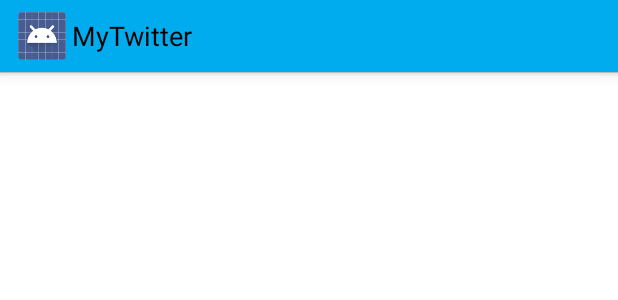
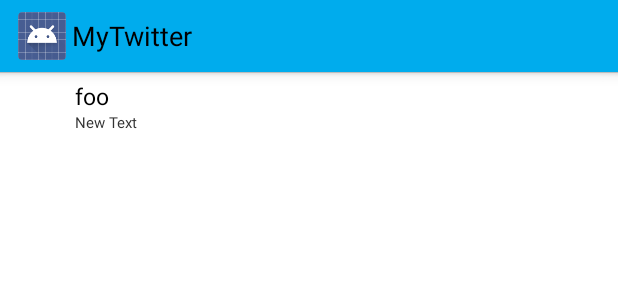
Before and after one commit to mydiemho/twitter-client, an Android app: the layout actionbar_compose.xml on its own in the app's theme, with its tools: preview values and no code run, on a phone screen of 412 x 824 dp. Shown: the top 300 px of the screen. Run offline under Robolectric (Android 15) with nearby library versions, the phone set to English and light mode, and no system bars.

Commit message:
tweak compose activity action bar

```diff
--- a/app/src/main/java/com/mho/mytwitter/activities/TimelineActivity.java
+++ b/app/src/main/java/com/mho/mytwitter/activities/TimelineActivity.java
@@ -71,7 +71,6 @@ public class TimelineActivity extends SherlockFragmentActivity {
 
         // Now setup the PullToRefreshLayout
         ActionBarPullToRefresh.from(this)
-//                .allChildrenArePullable()
                 .listener(new OnRefreshListener() {
                     @Override
                     public void onRefreshStarted(View view) {
--- a/app/src/main/res/layout/action_view_chars.xml
+++ b/app/src/main/res/layout/action_view_chars.xml
@@ -7,6 +7,7 @@
             android:id="@+id/tvCharsLeft"
             android:layout_width="wrap_content"
             android:layout_height="wrap_content"
+            android:layout_gravity="center"
             android:text="@string/label_max_chars"
             android:textColor="@android:color/darker_gray"/>
 </LinearLayout>
--- a/app/src/main/res/layout/action_view_tweet.xml
+++ b/app/src/main/res/layout/action_view_tweet.xml
@@ -8,7 +8,10 @@
             android:layout_width="wrap_content"
             android:layout_height="wrap_content"
             android:text="@string/action_button_tweet"
-            android:background="@color/twitter_timeline_action_bar_background"
+            android:layout_marginTop="5dp"
+            android:layout_marginBottom="5dp"
+            android:layout_marginRight="5dp"
+            android:background="@color/timeline_activity_action_bar_background"
             android:textColor="@color/tweet_button_text_color"
             android:layout_marginLeft="10dp"/>
 </LinearLayout>
--- a/app/src/main/res/layout/actionbar_compose.xml
+++ b/app/src/main/res/layout/actionbar_compose.xml
@@ -2,90 +2,45 @@
 <RelativeLayout xmlns:android="http://schemas.android.com/apk/res/android"
                 android:layout_width="match_parent"
                 android:layout_height="match_parent"
-                android:background="#ffffff"
+                android:background="@color/compose_activity_action_bar_background"
                 android:orientation="horizontal"
                 android:layout_gravity="fill_horizontal">
 
-    <!--<ImageView-->
-            <!--android:id="@+id/ivUserProfileImage"-->
-            <!--android:layout_width="48dp"-->
-            <!--android:layout_height="48dp"-->
-            <!--android:layout_alignParentLeft="true"-->
-            <!--android:layout_alignParentTop="true"-->
-            <!--android:layout_marginTop="10dp"/>-->
+    <ImageView
+            android:id="@+id/ivProfileImage"
+            android:layout_width="40dp"
+            android:layout_height="40dp"
+            android:layout_alignParentLeft="true"
+            android:layout_marginTop="5dp"
+            android:layout_alignParentTop="true" />
 
-    <!--&lt;!&ndash;<TextView&ndash;&gt;-->
-    <!--&lt;!&ndash;android:id="@+id/tvUsername"&ndash;&gt;-->
-    <!--&lt;!&ndash;android:layout_width="wrap_content"&ndash;&gt;-->
-    <!--&lt;!&ndash;android:layout_height="wrap_content"&ndash;&gt;-->
-    <!--&lt;!&ndash;android:text="@string/foo"&ndash;&gt;-->
-    <!--&lt;!&ndash;android:textSize="15sp"&ndash;&gt;-->
-    <!--&lt;!&ndash;android:layout_marginTop="10dp"&ndash;&gt;-->
-    <!--&lt;!&ndash;android:layout_marginLeft="10dp"&ndash;&gt;-->
-    <!--&lt;!&ndash;android:layout_alignTop="@+id/ivProfileImage"&ndash;&gt;-->
-    <!--&lt;!&ndash;android:layout_toRightOf="@+id/ivProfileImage"/>&ndash;&gt;-->
+    <LinearLayout
+            android:id="@+id/llNames"
+            android:orientation="vertical"
+            android:layout_width="wrap_content"
+            android:layout_height="wrap_content"
+            android:layout_marginLeft="10dp"
+            android:layout_marginTop="5dp"
+            android:layout_toRightOf="@id/ivProfileImage"
+            android:layout_alignParentTop="true">
 
-    <!--&lt;!&ndash;<TextView&ndash;&gt;-->
-    <!--&lt;!&ndash;android:id="@+id/tvUserScreenName"&ndash;&gt;-->
-    <!--&lt;!&ndash;android:layout_width="wrap_content"&ndash;&gt;-->
-    <!--&lt;!&ndash;android:layout_height="wrap_content"&ndash;&gt;-->
-    <!--&lt;!&ndash;android:text="New Text"&ndash;&gt;-->
-    <!--&lt;!&ndash;android:textColor="@android:color/darker_gray"&ndash;&gt;-->
-    <!--&lt;!&ndash;android:textSize="10sp"&ndash;&gt;-->
-    <!--&lt;!&ndash;android:layout_alignLeft="@+id/tvUsername"&ndash;&gt;-->
-    <!--&lt;!&ndash;android:layout_below="@+id/tvUsername"&ndash;&gt;-->
-    <!--&lt;!&ndash;android:ellipsize="middle"/>&ndash;&gt;-->
+        <TextView
+                android:id="@+id/tvName"
+                android:layout_width="match_parent"
+                android:layout_height="wrap_content"
+                android:text="@string/foo"
+                android:textSize="15sp"
+                android:textColor="@android:color/primary_text_light"
+                android:layout_alignTop="@+id/ivProfileImage" />
 
-    <!--<LinearLayout-->
-            <!--android:id="@+id/llNames"-->
-            <!--android:orientation="vertical"-->
-            <!--android:layout_width="wrap_content"-->
-            <!--android:layout_height="match_parent"-->
-            <!--android:layout_marginLeft="10dp"-->
-            <!--android:layout_toRightOf="@id/ivUserProfileImage">-->
+        <TextView
+                android:id="@+id/tvScreenName"
+                android:layout_width="match_parent"
+                android:layout_height="wrap_content"
+                android:text="New Text"
+                android:textColor="@android:color/secondary_text_light"
+                android:textSize="10sp" />
 
-        <!--<TextView-->
-                <!--android:id="@+id/tvUsername"-->
-                <!--android:layout_width="match_parent"-->
-                <!--android:layout_height="wrap_content"-->
-                <!--android:text="@string/foo"-->
-                <!--android:textSize="15sp"-->
-                <!--android:layout_marginTop="10dp"-->
-                <!--android:layout_marginLeft="10dp"-->
-                <!--android:layout_alignTop="@+id/ivProfileImage"/>-->
-
-        <!--<TextView-->
-                <!--android:id="@+id/tvUserScreenName"-->
-                <!--android:layout_width="match_parent"-->
-                <!--android:layout_height="wrap_content"-->
-                <!--android:text="New Text"-->
-                <!--android:textColor="@android:color/darker_gray"-->
-                <!--android:textSize="10sp"-->
-                <!--android:ellipsize="middle"/>-->
-
-    <!--</LinearLayout>-->
-
-    <!--<TextView-->
-            <!--android:id="@+id/tvCharsLeft"-->
-            <!--android:layout_width="wrap_content"-->
-            <!--android:layout_height="wrap_content"-->
-            <!--android:layout_centerHorizontal="true"-->
-            <!--android:layout_centerInParent="true"-->
-            <!--android:layout_toRightOf="@+id/llNames"-->
-            <!--android:text="20"/>-->
-
-    <!--<Button-->
-            <!--android:id="@+id/btnTweet"-->
-            <!--android:layout_width="wrap_content"-->
-            <!--android:layout_height="wrap_content"-->
-            <!--android:text="@string/action_button_tweet"-->
-            <!--android:background="#4099FF"-->
-            <!--android:gravity="center"-->
-            <!--android:onClick="composeTweet"-->
-            <!--android:layout_marginLeft="10dp"-->
-            <!--android:layout_alignParentRight="true"-->
-            <!--android:paddingLeft="10dp"-->
-            <!--android:paddingRight="10dp"-->
-            <!--android:layout_toRightOf="@+id/tvCharsLeft"/>-->
+    </LinearLayout>
 
 </RelativeLayout>
--- a/app/src/main/res/values/colors.xml
+++ b/app/src/main/res/values/colors.xml
@@ -1,6 +1,6 @@
 <?xml version="1.0" encoding="utf-8"?>
 <resources>
-    <color name="twitter_compose_action_bar_background">#ffffff</color>
+    <color name="compose_activity_action_bar_background">#ffffff</color>
     <color name="twitter_over_char_limit">#FF3333</color>
     <color name="twitter_normal_text">#aaa</color>
     <color name="tweet_button_text_color">#ffffff</color>
@@ -8,6 +8,6 @@
 
 
     <!--http://designpieces.com/2012/12/twitter-colour-palette/-->
-    <color name="twitter_timeline_action_bar_background">#00aced</color>
+    <color name="timeline_activity_action_bar_background">#00aced</color>
 
 </resources>
--- a/app/src/main/res/values/styles.xml
+++ b/app/src/main/res/values/styles.xml
@@ -5,8 +5,19 @@
         <item name="android:actionBarStyle">@style/MyActionBar</item>
         <!-- Customize your theme here. -->
     </style>
+
+    <!-- Timeline actionbar background -->
     <style name="MyActionBar" parent="@android:style/Widget.Holo.Light.ActionBar">
-        <item name="android:background">@color/twitter_timeline_action_bar_background</item>
+        <item name="android:background">@color/timeline_activity_action_bar_background</item>
+    </style>
+
+    <!-- Compose actionbar background -->
+    <style name="ComposeTheme" parent="AppTheme">
+        <item name="android:actionBarStyle">@style/ComposeActionBar</item>
+    </style>
+
+    <style name="ComposeActionBar" parent="@android:style/Widget.Holo.Light.ActionBar">
+        <item name="android:background">@color/compose_activity_action_bar_background</item>
     </style>
 
 </resources>
```
Also changed, not shown: app/src/main/AndroidManifest.xml (+21 -17 lines), app/src/main/java/com/mho/mytwitter/activities/ComposeActivity.java (+30 -12 lines), 1 other file.
